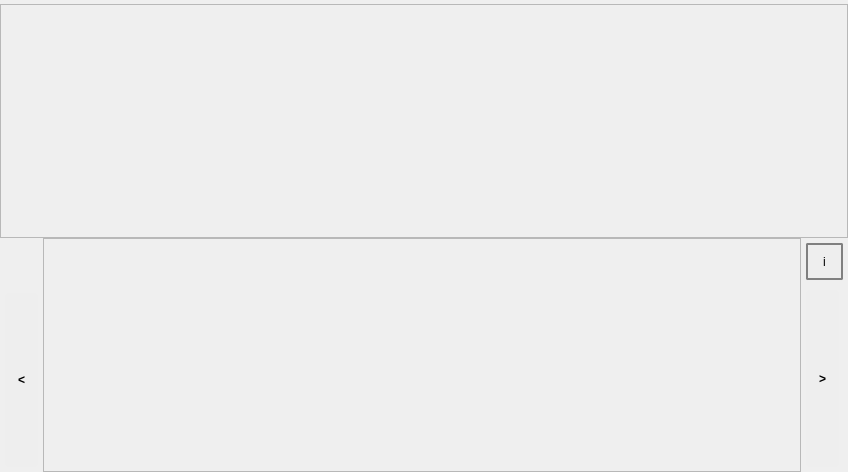
Qt form fim/gui/fim_dockwidget_base.ui (b-lack/qgis-fim-plugin) before a commit.
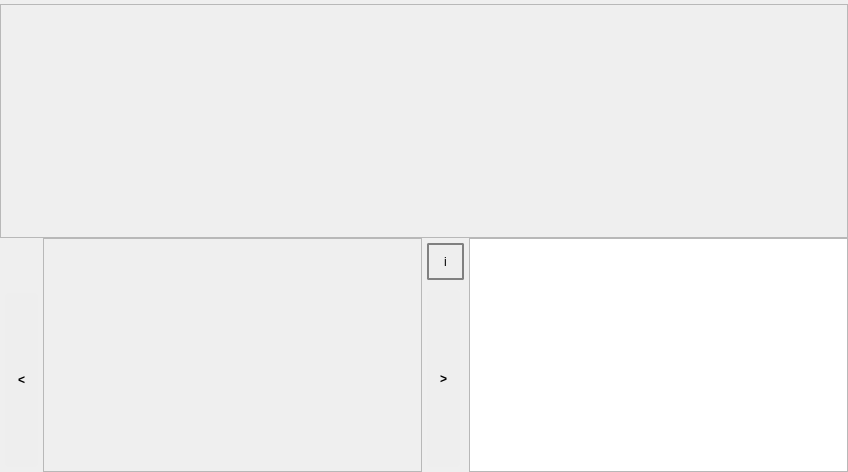
The same form after that commit.

```diff
--- a/fim/gui/fim_dockwidget_base.ui
+++ b/fim/gui/fim_dockwidget_base.ui
@@ -19,7 +19,7 @@
   <property name="minimumSize">
    <size>
     <width>600</width>
-    <height>195</height>
+    <height>297</height>
    </size>
   </property>
   <property name="maximumSize">
@@ -239,6 +239,18 @@
          <property name="spacing">
           <number>0</number>
          </property>
+         <property name="leftMargin">
+          <number>0</number>
+         </property>
+         <property name="topMargin">
+          <number>0</number>
+         </property>
+         <property name="rightMargin">
+          <number>0</number>
+         </property>
+         <property name="bottomMargin">
+          <number>0</number>
+         </property>
          <item>
           <layout class="QVBoxLayout" name="verticalLayout_4">
            <property name="topMargin">
@@ -292,7 +304,7 @@
              <rect>
               <x>0</x>
               <y>0</y>
-              <width>750</width>
+              <width>374</width>
               <height>219</height>
              </rect>
             </property>
@@ -379,6 +391,9 @@
            </item>
           </layout>
          </item>
+         <item>
+          <widget class="QTextBrowser" name="info_browser"/>
+         </item>
         </layout>
        </item>
       </layout>
```
Left out of the diff: 2 changed lines with no effect on the pictures.
